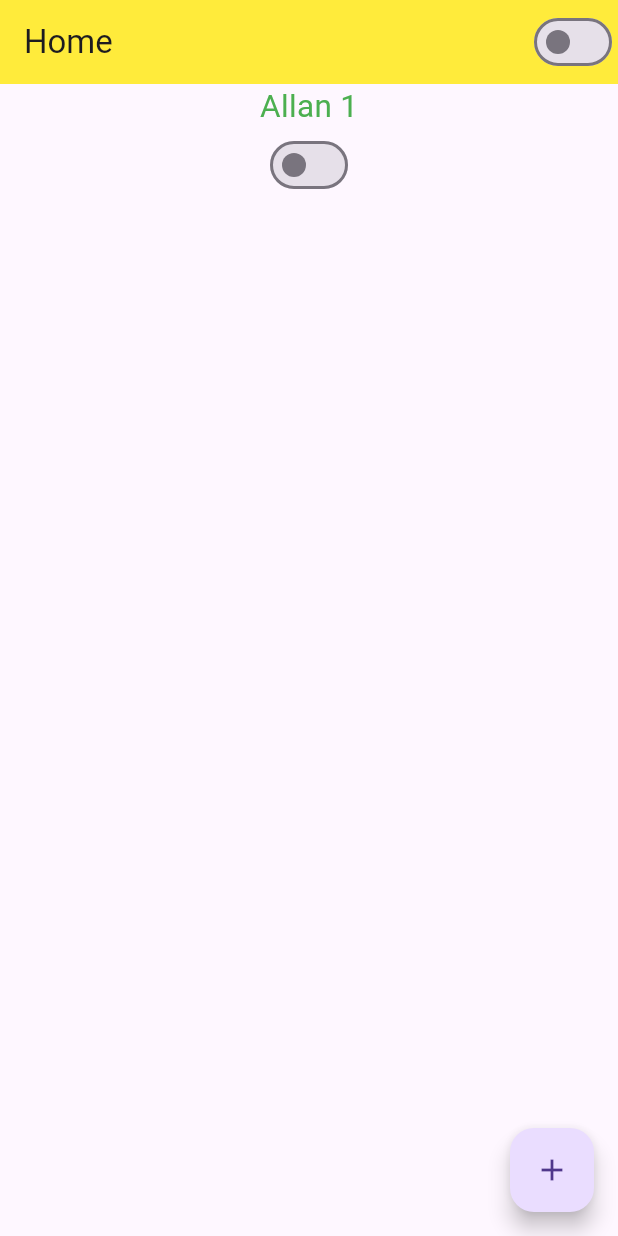
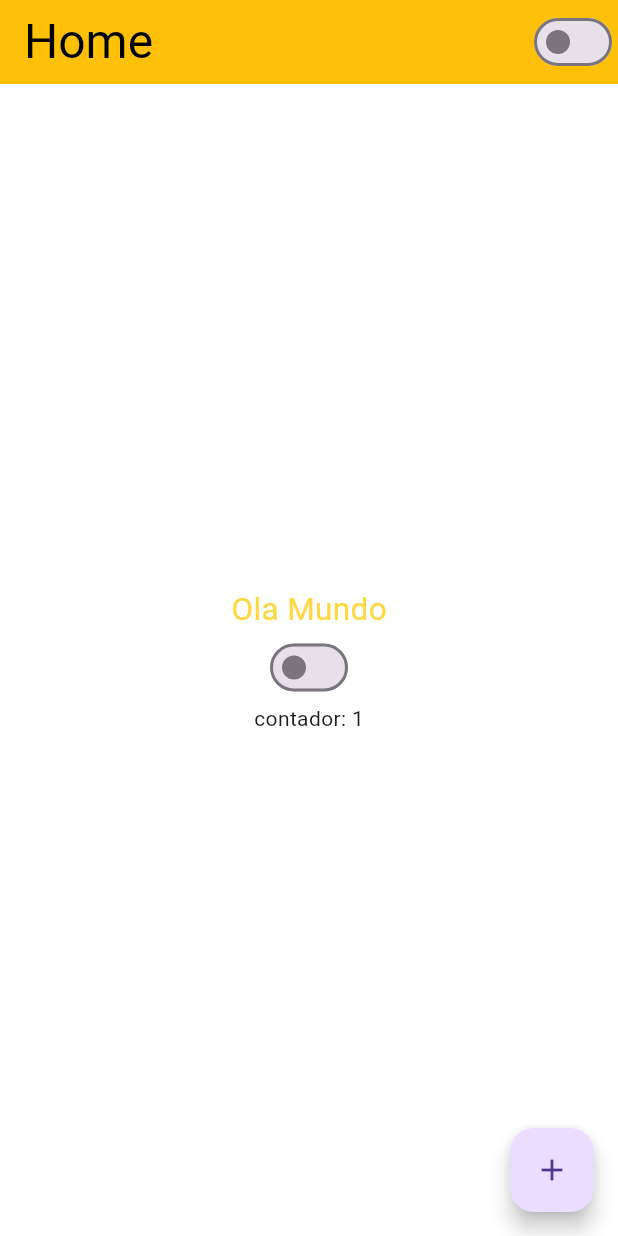
Before and after one commit to AllanSchneck/Curso_Flutterando, a Flutter app: the screen it shows after launch, after a tap on the "add" icon, on a phone screen of 412 x 824 dp. Run offline on Flutter 3.47's test engine with Material 3 defaults, Android fonts, the phone set to English and light mode, and no system bars.

Commit message:
Coluna centralizada dentro de container

```diff
--- a/treino/lib/Home_Page.dart
+++ b/treino/lib/Home_Page.dart
@@ -16,35 +16,35 @@ class HomePageState extends State<HomePage> {
   Widget build(BuildContext context) {
     return Scaffold(
       appBar: AppBar(
-        title: Text('Home'),
-        backgroundColor: Colors.yellow,
+        backgroundColor: Colors.amber,
+        title: Text(
+          'Home',
+          style: TextStyle(color: Colors.black, fontSize: 32),
+        ),
         actions: [CustomSwitch()],
       ),
-      body: Column(children: [
-        Center(
-          child: Text(
-            'Allan $counter',
-            style: TextStyle(color: Colors.green, fontSize: 21),
-          ),
+      body: Container(
+        height: double.infinity,
+        width: double.infinity,
+        child: Column(
+          mainAxisAlignment: MainAxisAlignment.center,
+          children: [
+            Text('Ola Mundo',
+                style: TextStyle(color: Colors.amberAccent, fontSize: 21)),
+            CustomSwitch(),
+            Text("contador: $counter")
+          ],
         ),
-        CustomSwitch(),
-      ]),
+      ),
+      backgroundColor: Colors.white54,
       floatingActionButton: FloatingActionButton(
           child: Icon(Icons.add),
           onPressed: () {
-            logic(counter);
             setState(() {
               counter++;
             });
           }),
     );
-  }
-}
-
-void logic(int contador) {
-  if (contador % 12 == 11) {
-    //quando restar 11 alteção do tema será aplicada através de um botão
-    AppControler.instance.ChangeTheme();
   }
 }
 
```
